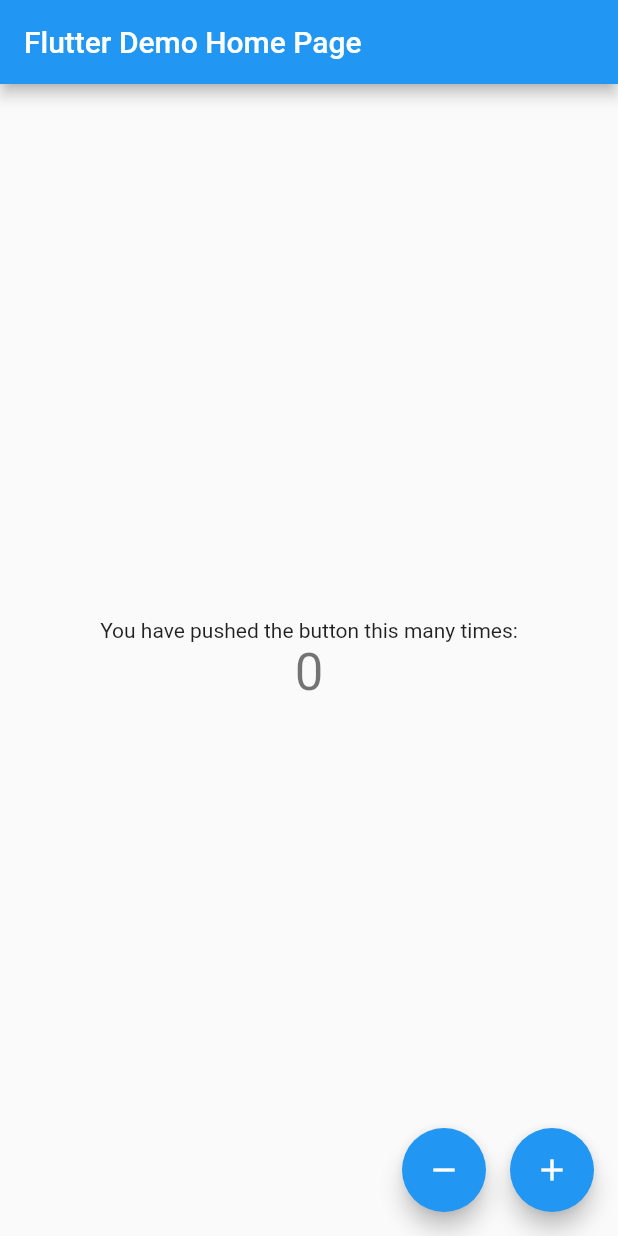
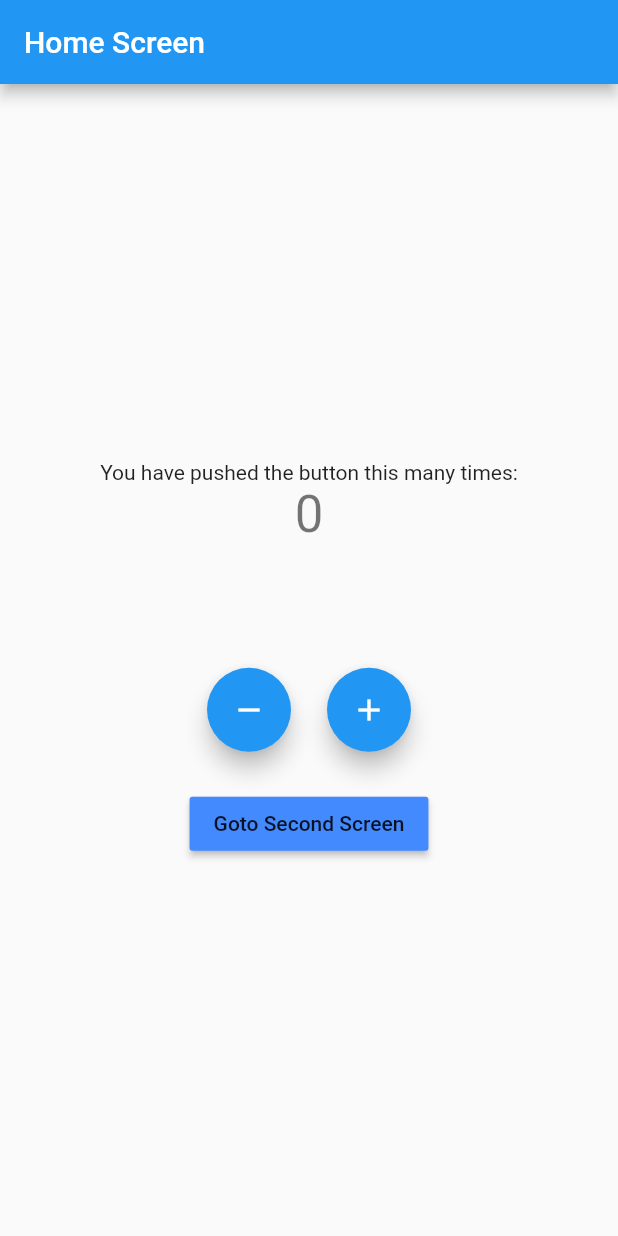
Before and after one commit to Prayash07/bloc, a Flutter app: the screen it shows after launch, on a phone screen of 412 x 824 dp. Run offline on Flutter 3.47's test engine with Material 2 defaults, Android fonts, the phone set to English and light mode, and no system bars; our stand-ins replace bloc, flutter_bloc.

```diff
--- a/lib/main.dart
+++ b/lib/main.dart
@@ -1,4 +1,5 @@
-import 'package:bloc_test/cubit/counter_cubit.dart';
+import 'package:bloc_test/logic/cubit/counter_cubit.dart';
+import 'package:bloc_test/presentation/router/app_router.dart';
 import 'package:flutter/material.dart';
 import 'package:flutter_bloc/flutter_bloc.dart';
 
@@ -18,84 +19,8 @@ class MyApp extends StatelessWidget {
         theme: ThemeData(
           primarySwatch: Colors.blue,
         ),
-        home: const MyHomePage(title: 'Flutter Demo Home Page'),
+        onGenerateRoute: AppRoute().onGenerateRoute,
       ),
     );
   }
 }
-
-class MyHomePage extends StatefulWidget {
-  const MyHomePage({Key? key, required this.title}) : super(key: key);
-
-  final String title;
-
-  @override
-  State<MyHomePage> createState() => _MyHomePageState();
-}
-
-class _MyHomePageState extends State<MyHomePage> {
-  int _counter = 0;
-
-  @override
-  Widget build(BuildContext context) {
-    return Scaffold(
-      appBar: AppBar(
-        title: Text(widget.title),
-      ),
-      body: Center(
-        child: Column(
-          mainAxisAlignment: MainAxisAlignment.center,
-          children: <Widget>[
-            const Text(
-              'You have pushed the button this many times:',
-            ),
-            BlocConsumer<CounterCubit, CounterState>(
-              listener: (context, state) {
-                // TODO: implement listener
-                if (state.wasIncremented) {
-                  ScaffoldMessenger.of(context).showSnackBar(const SnackBar(
-                    content: Text("value was increased"),
-                    duration: Duration(milliseconds: 500),
-                  ));
-                } else if (state.wasIncremented != true) {
-                  ScaffoldMessenger.of(context).showSnackBar(const SnackBar(
-                    content: Text("value was decreased"),
-                    duration: Duration(milliseconds: 500),
-                  ));
-                }
-              },
-              builder: (context, state) {
-                return Text(
-                  state.counterValue.toString(),
-                  style: Theme.of(context).textTheme.headline4,
-                );
-              },
-            ),
-          ],
-        ),
-      ),
-      floatingActionButton: Row(
-        mainAxisAlignment: MainAxisAlignment.end,
-        children: [
-          FloatingActionButton(
-            onPressed: () {
-              BlocProvider.of<CounterCubit>(context).decrement();
-            },
-            tooltip: 'Decrement',
-            child: const Icon(Icons.remove),
-          ),
-          const SizedBox(
-            width: 16,
-          ),
-          FloatingActionButton(
-            onPressed: () {
-              BlocProvider.of<CounterCubit>(context).increment();
-            },
-            tooltip: 'Increment',
-            child: const Icon(Icons.add),
-          ),
-        ],
-      ),
-    );
-  }
-}
--- /dev/null
+++ b/lib/presentation/router/app_router.dart
@@ -0,0 +1,25 @@
+import 'package:bloc_test/presentation/screens/home_screen.dart';
+import 'package:bloc_test/presentation/screens/second_screen.dart';
+import 'package:flutter/material.dart';
+
+class AppRoute {
+  Route? onGenerateRoute(RouteSettings settings) {
+    switch (settings.name) {
+      case "/":
+        return MaterialPageRoute(
+            builder: ((context) => MyHomePage(
+                  title: "Home Screen",
+                  color: Colors.blueAccent,
+                )));
+      case "/secondscreen":
+        return MaterialPageRoute(
+            builder: ((context) => SecondScreen(
+                  title: "Second Screen",
+                  color: Colors.orange,
+                )));
+
+      default:
+        return null;
+    }
+  }
+}
--- /dev/null
+++ b/lib/presentation/screens/home_screen.dart
@@ -0,0 +1,100 @@
+import 'package:bloc_test/logic/cubit/counter_cubit.dart';
+import 'package:flutter/material.dart';
+import 'package:flutter_bloc/flutter_bloc.dart';
+
+class MyHomePage extends StatefulWidget {
+  MyHomePage({
+    Key? key,
+    required this.title,
+    this.color,
+  }) : super(key: key);
+
+  final String title;
+  Color? color;
+
+  @override
+  State<MyHomePage> createState() => _MyHomePageState();
+}
+
+class _MyHomePageState extends State<MyHomePage> {
+  int _counter = 0;
+
+  @override
+  Widget build(BuildContext context) {
+    return Scaffold(
+      appBar: AppBar(
+        title: Text(widget.title),
+        automaticallyImplyLeading: false,
+      ),
+      body: Center(
+        child: Column(
+          mainAxisAlignment: MainAxisAlignment.center,
+          children: <Widget>[
+            const Text(
+              'You have pushed the button this many times:',
+            ),
+            BlocConsumer<CounterCubit, CounterState>(
+              listener: (context, state) {
+                // TODO: implement listener
+                if (state.wasIncremented) {
+                  ScaffoldMessenger.of(context).showSnackBar(const SnackBar(
+                    content: Text("value was increased"),
+                    duration: Duration(milliseconds: 500),
+                  ));
+                } else if (state.wasIncremented != true) {
+                  ScaffoldMessenger.of(context).showSnackBar(const SnackBar(
+                    content: Text("value was decreased"),
+                    duration: Duration(milliseconds: 500),
+                  ));
+                }
+              },
+              builder: (context, state) {
+                return Text(
+                  state.counterValue.toString(),
+                  style: Theme.of(context).textTheme.headline4,
+                );
+              },
+            ),
+            SizedBox(
+              height: MediaQuery.of(context).size.height * .1,
+            ),
+            Row(
+              mainAxisAlignment: MainAxisAlignment.center,
+              children: [
+                FloatingActionButton(
+                  onPressed: () {
+                    BlocProvider.of<CounterCubit>(context).decrement();
+                  },
+                  heroTag: "btn3",
+                  tooltip: 'Decrement',
+                  child: const Icon(Icons.remove),
+                ),
+                const SizedBox(
+                  width: 24,
+                ),
+                FloatingActionButton(
+                  onPressed: () {
+                    BlocProvider.of<CounterCubit>(context).increment();
+                  },
+                  tooltip: 'Increment',
+                  heroTag: "btn4",
+                  child: const Icon(Icons.add),
+                ),
+              ],
+            ),
+            const SizedBox(
+              height: 24,
+            ),
+            MaterialButton(
+              color: widget.color,
+              onPressed: () {
+                Navigator.of(context).pushNamed('/secondscreen');
+              },
+              child: const Text("Goto Second Screen"),
+            )
+          ],
+        ),
+      ),
+    );
+  }
+}
```
Also changed, not shown: lib/presentation/screens/second_screen.dart (added, +101 -0 lines), lib/logic/cubit/counter_cubit.dart (renamed from lib/cubit/counter_cubit.dart), lib/logic/cubit/counter_state.dart (renamed from lib/cubit/counter_state.dart), pubspec.lock, 4 other files.
